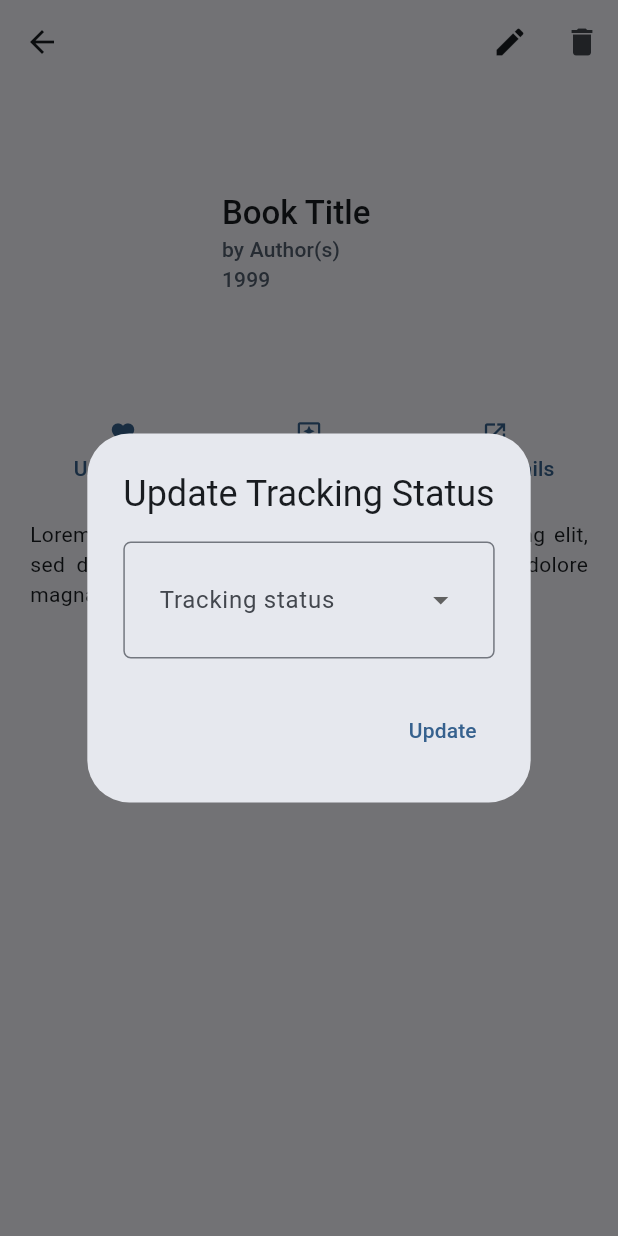
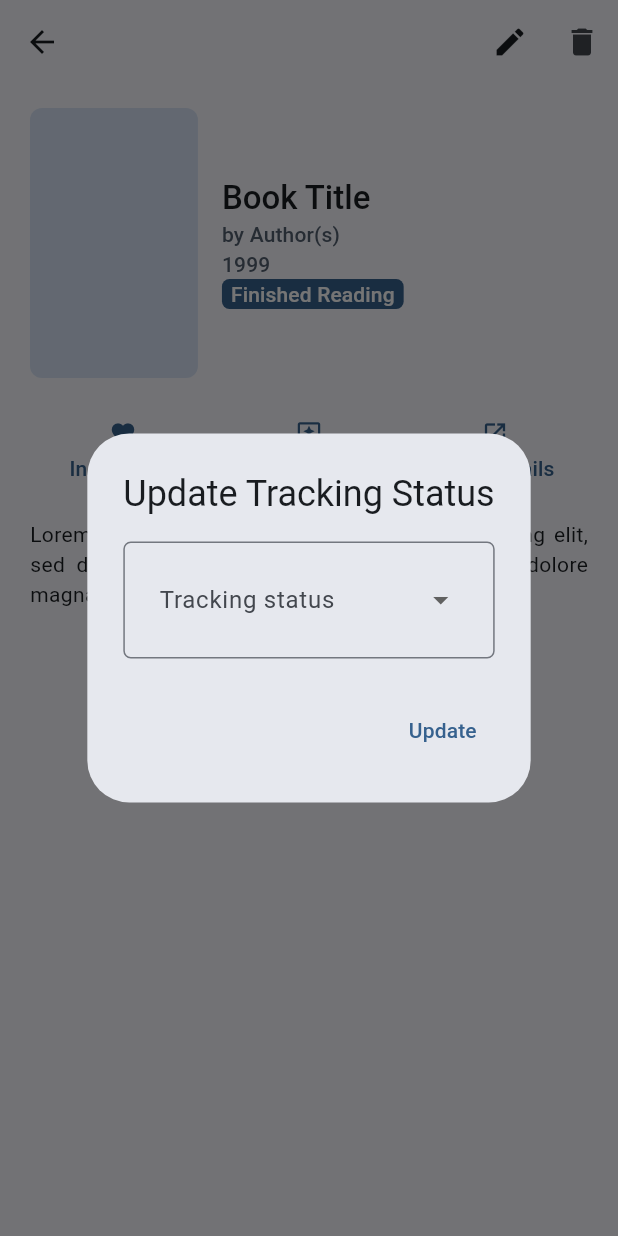
Before and after one commit to letterbookd/letterbookd-mobile, a Flutter app: the LibraryBookDetailPage screen opened directly, after a tap on "Favorite", after a tap on the "edit" icon, on a phone screen of 412 x 824 dp. Run offline on Flutter 3.47's test engine with Material 3 defaults, Android fonts, the phone set to English and light mode, and no system bars; missing offline and left inert: pbp_django_auth; network calls fail.

Commit message:
add placeholder functionality to some  buttons

```diff
--- a/lib/library/screens/library_home.dart
+++ b/lib/library/screens/library_home.dart
@@ -3,7 +3,16 @@ import 'package:letterbookd/library/widgets/library_filter_modal.dart';
 import 'package:letterbookd/library/widgets/library_tile.dart';
 import 'package:letterbookd/main.dart';
 
-/// ini contoh
+class LibraryData {
+  final List<String> trackingStatusList = [
+    "Finished Reading",
+    "Currently Reading",
+    "On Hold",
+    "Planning to Read",
+    "Dropped",
+  ];
+}
+
 class LibraryHome extends StatelessWidget {
   const LibraryHome({super.key});
 
@@ -73,7 +82,7 @@ class LibraryHome extends StatelessWidget {
       ),
       body: Container(
         child: GridView.builder(
-            padding: EdgeInsets.symmetric(vertical: 4.0),
+            padding: const EdgeInsets.symmetric(vertical: 4.0, horizontal: 4.0),
             gridDelegate: SliverGridDelegateWithFixedCrossAxisCount(
               childAspectRatio: AppData().bookAspectRatio,
               crossAxisCount: 3,
--- a/lib/library/widgets/library_detail_actions.dart
+++ b/lib/library/widgets/library_detail_actions.dart
@@ -28,9 +28,9 @@ class _LibraryDetailActionsState extends State<LibraryDetailActions> {
       // STEP 3: listens to request and update UI accordingly
       ScaffoldMessenger.of(context).removeCurrentSnackBar();
       ScaffoldMessenger.of(context).showSnackBar(
-        const SnackBar(
+        SnackBar(
           behavior: SnackBarBehavior.floating,
-          content: Text('Favorited!'),
+          content: Text(_isFavorited ? 'Favorited!' : 'Removed from Favorites'),
         ),
       );
 
@@ -84,7 +84,7 @@ class _LibraryDetailActionsState extends State<LibraryDetailActions> {
                       const SizedBox(
                         height: 4,
                       ),
-                      Text(_isFavorited ? "Unfavorite" : "Favorite"),
+                      Text(_isFavorited ? "In favorites" : "Favorite"),
                     ],
                   )),
             ),
--- a/lib/library/widgets/library_detail_header.dart
+++ b/lib/library/widgets/library_detail_header.dart
@@ -1,4 +1,5 @@
 import 'package:flutter/material.dart';
+import 'package:letterbookd/library/screens/library_home.dart';
 import 'package:letterbookd/main.dart';
 
 class LibraryDetailHeader extends StatelessWidget {
@@ -15,6 +16,7 @@ class LibraryDetailHeader extends StatelessWidget {
               aspectRatio: AppData().bookAspectRatio,
               child: Container(
                   decoration: BoxDecoration(
+                    color: Theme.of(context).colorScheme.secondaryContainer,
                     borderRadius: BorderRadius.circular(8),
                   ),
                   clipBehavior: Clip.hardEdge,
@@ -62,6 +64,24 @@ class LibraryDetailHeader extends StatelessWidget {
                                       Theme.of(context).colorScheme.secondary,
                                 ),
                           ),
+                          Container(
+                            padding:
+                                const EdgeInsets.symmetric(horizontal: 6.0),
+                            decoration: BoxDecoration(
+                                color: Theme.of(context).colorScheme.primary,
+                                borderRadius: BorderRadius.circular(5.0)),
+                            child: Text(
+                              LibraryData().trackingStatusList[
+                                  0], // TODO: repalce with libBook.fields.tracking_status
+                              style: Theme.of(context)
+                                  .textTheme
+                                  .labelLarge!
+                                  .copyWith(
+                                    color:
+                                        Theme.of(context).colorScheme.onPrimary,
+                                  ),
+                            ),
+                          ),
                         ])))
           ],
         ));
--- a/lib/library/widgets/library_tile.dart
+++ b/lib/library/widgets/library_tile.dart
@@ -12,7 +12,7 @@ class LibraryTile extends StatelessWidget {
       margin: const EdgeInsets.symmetric(horizontal: 6, vertical: 6),
       decoration: BoxDecoration(
         borderRadius: BorderRadius.circular(8),
-        color: Theme.of(context).colorScheme.surfaceVariant,
+        color: Theme.of(context).colorScheme.secondaryContainer,
       ),
       child: InkWell(
         onTap: () {
@@ -54,7 +54,7 @@ class LibraryTile extends StatelessWidget {
                 child: Align(
                   alignment: Alignment.bottomLeft,
                   child: Text(
-                    "book_title",
+                    "Book Title",
                     style: Theme.of(context).textTheme.labelLarge!.copyWith(
                           color: Colors.white,
                         ),
```
